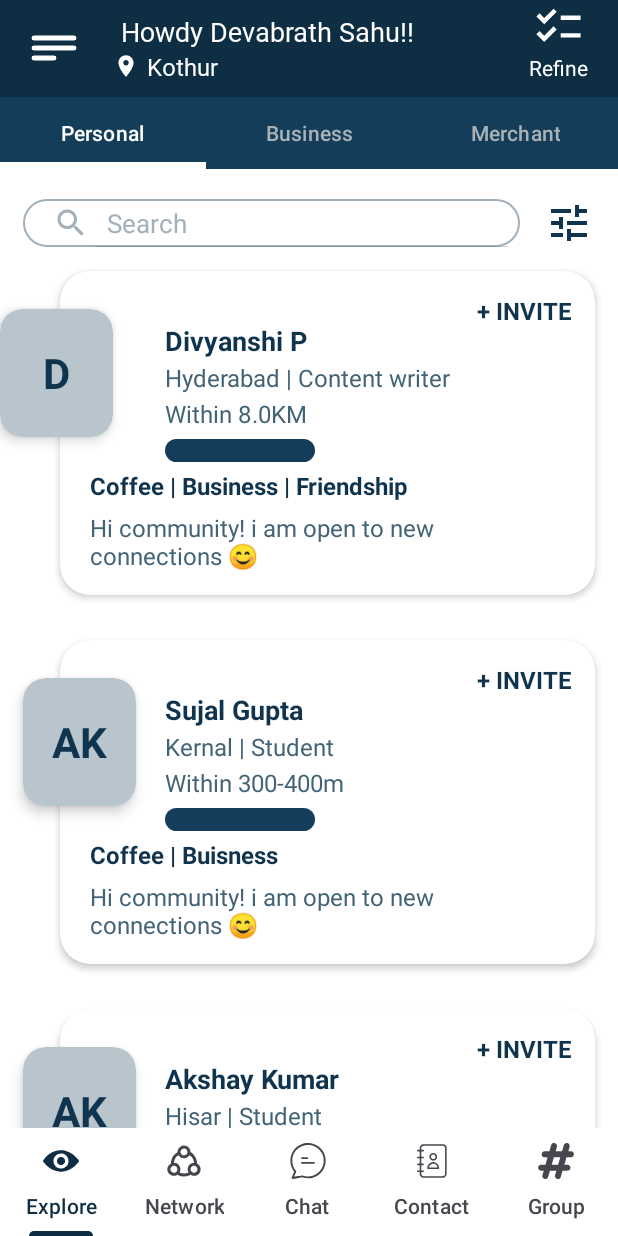
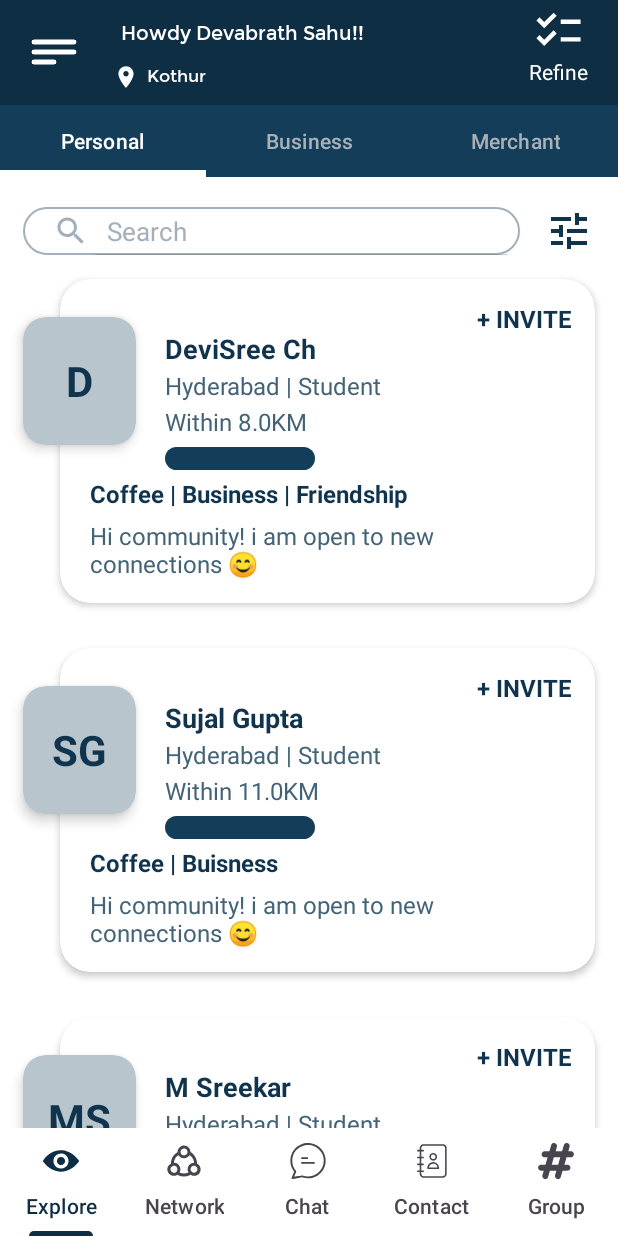
Before and after one commit to devabrath/Netclan_assignment, an Android app: the screen it shows after launch (MainActivity), on a phone screen of 412 x 824 dp. Run offline under Robolectric (Android 15) with nearby library versions, the phone set to English and light mode, and no system bars.

Commit message:
fixed minor bugs

```diff
--- a/app/src/main/res/layout/appbar_main.xml
+++ b/app/src/main/res/layout/appbar_main.xml
@@ -23,10 +23,12 @@
             android:id="@+id/greeting_text"
             android:layout_width="wrap_content"
             android:layout_height="wrap_content"
-            android:fontFamily="@font/baloo2"
+            android:fontFamily="@font/nats_regular"
             android:text="Howdy Devabrath Sahu!!"
             android:textColor="@android:color/white"
             android:textSize="18sp"
+            android:gravity="bottom"
+            android:layout_marginTop="2dp"
             android:layout_marginLeft="5dp"/>
         <LinearLayout
             android:layout_width="wrap_content"
@@ -35,6 +37,7 @@
                 android:id="@+id/location"
                 android:layout_width="17dp"
                 android:layout_height="17dp"
+                android:layout_marginTop="-4dp"
                 android:src="@drawable/ic_location"
                 android:layout_gravity="center_vertical"/>
             <TextView
@@ -42,10 +45,12 @@
                 android:layout_width="wrap_content"
                 android:layout_height="wrap_content"
                 android:text="Kothur"
-                android:fontFamily="@font/baloo2"
+                android:fontFamily="@font/nats_regular"
                 android:layout_gravity="center_vertical"
                 android:textColor="@android:color/white"
                 android:textSize="16sp"
+                android:gravity="top"
+                android:layout_marginTop="-6dp"
                 android:layout_marginLeft="5dp"/>
         </LinearLayout>
     </LinearLayout>
--- a/app/src/main/res/layout/fragment_personal.xml
+++ b/app/src/main/res/layout/fragment_personal.xml
@@ -73,7 +73,7 @@
                             android:layout_marginLeft="70dp"
                             android:layout_marginTop="34dp"
                             android:gravity="left"
-                            android:text="Divyanshi P"
+                            android:text="DeviSree Ch"
                             android:textStyle="bold"
                             android:textAlignment="gravity"
                             android:textColor="#10334e"
@@ -85,7 +85,7 @@
                             android:layout_marginLeft="70dp"
                             android:layout_marginTop="60dp"
                             android:gravity="left"
-                            android:text="Hyderabad | Content writer"
+                            android:text="Hyderabad | Student"
                             android:textAlignment="gravity"
                             android:textSize="16dp"
                             android:textColor="#436377" />
@@ -102,7 +102,7 @@
                             android:textColor="#436377" />
 
                         <ProgressBar
-                            android:id="@+id/progressBar"
+                            android:id="@+id/progressBar1"
                             style="?android:attr/progressBarStyleHorizontal"
                             android:layout_width="100dp"
                             android:layout_height="15dp"
@@ -165,7 +165,7 @@
                     app:cardBackgroundColor="#b8c5cd"
                     app:cardElevation="5dp"
                     app:cardCornerRadius="15dp"
-                    app:layout_constraintStart_toStartOf="@+id/constraintLayout"
+                    app:layout_constraintStart_toStartOf="@+id/constraintLayout1"
                     app:layout_constraintTop_toTopOf="parent">
                     <TextView
                         android:layout_width="wrap_content"
@@ -182,7 +182,7 @@
                 android:layout_height="match_parent">
 
                 <androidx.constraintlayout.widget.ConstraintLayout
-                    android:id="@+id/constraintLayout"
+                    android:id="@+id/constraintLayout2"
                     android:layout_width="match_parent"
                     android:layout_height="match_parent"
                     app:layout_constraintEnd_toEndOf="parent"
@@ -223,7 +223,7 @@
                             android:layout_marginLeft="70dp"
                             android:layout_marginTop="60dp"
                             android:gravity="left"
-                            android:text="Kernal | Student"
+                            android:text="Hyderabad | Student"
                             android:textAlignment="gravity"
                             android:textSize="16dp"
                             android:textColor="#436377" />
@@ -234,13 +234,13 @@
                             android:layout_marginLeft="70dp"
                             android:layout_marginTop="84dp"
                             android:gravity="left"
-                            android:text="Within 300-400m"
+                            android:text="Within 11.0KM"
                             android:textAlignment="gravity"
                             android:textSize="16dp"
                             android:textColor="#436377" />
 
                         <ProgressBar
-                            android:id="@+id/progressBar"
+                            android:id="@+id/progressBar2"
                             style="?android:attr/progressBarStyleHorizontal"
                             android:layout_width="100dp"
                             android:layout_height="15dp"
@@ -303,12 +303,12 @@
                     app:cardBackgroundColor="#b8c5cd"
                     app:cardElevation="5dp"
                     app:cardCornerRadius="15dp"
-                    app:layout_constraintStart_toStartOf="@+id/constraintLayout"
+                    app:layout_constraintStart_toStartOf="@+id/constraintLayout2"
                     app:layout_constraintTop_toTopOf="parent">
                     <TextView
                         android:layout_width="wrap_content"
                         android:layout_height="wrap_content"
-                        android:text="AK"
+                        android:text="SG"
                         android:layout_gravity="center"
                         android:textSize="28dp"
                         android:textStyle="bold"
@@ -320,7 +320,7 @@
                 android:layout_height="match_parent">
 
                 <androidx.constraintlayout.widget.ConstraintLayout
-                    android:id="@+id/constraintLayout"
+                    android:id="@+id/constraintLayout3"
                     android:layout_width="match_parent"
                     android:layout_height="match_parent"
                     app:layout_constraintEnd_toEndOf="parent"
@@ -349,7 +349,7 @@
                             android:layout_marginLeft="70dp"
                             android:layout_marginTop="34dp"
                             android:gravity="left"
-                            android:text="Akshay Kumar"
+                            android:text="M Sreekar"
                             android:textStyle="bold"
                             android:textAlignment="gravity"
                             android:textColor="#10334e"
@@ -361,7 +361,7 @@
                             android:layout_marginLeft="70dp"
                             android:layout_marginTop="60dp"
                             android:gravity="left"
-                            android:text="Hisar | Student"
+                            android:text="Hyderabad | Student"
                             android:textAlignment="gravity"
                             android:textSize="16dp"
                             android:textColor="#436377" />
@@ -372,13 +372,151 @@
                             android:layout_marginLeft="70dp"
                             android:layout_marginTop="84dp"
                             android:gravity="left"
-                            android:text="Within 300-400m"
+                            android:text="Within 11.8KM"
                             android:textAlignment="gravity"
                             android:textSize="16dp"
                             android:textColor="#436377" />
 
                         <ProgressBar
-                            android:id="@+id/progressBar"
+                            android:id="@+id/progressBar3"
+                            style="?android:attr/progressBarStyleHorizontal"
+                            android:layout_width="100dp"
+                            android:layout_height="15dp"
+                            android:layout_marginLeft="70dp"
+                            android:layout_marginTop="112dp"
+                            android:progress="10"
+                            android:progressDrawable="@drawable/progressbardesign"
+                            android:progressTint="#143d59"
+                            android:minHeight="15dp"
+                            android:gravity="left"
+                            android:textAlignment="gravity" />
+
+                        <TextView
+                            android:layout_width="wrap_content"
+                            android:layout_height="wrap_content"
+                            android:layout_marginLeft="20dp"
+                            android:layout_marginTop="132dp"
+                            android:gravity="left"
+                            android:textStyle="bold"
+                            android:text="Coffee | Friendship | Movies | Dinning |"
+                            android:maxLength="39"
+                            android:textAlignment="gravity"
+                            android:textColor="#10334e"
+                            android:textSize="16dp" />
+
+                        <TextView
+                            android:layout_width="wrap_content"
+                            android:layout_height="wrap_content"
+                            android:layout_gravity="bottom"
+                            android:layout_marginTop="160dp"
+                            android:layout_marginBottom="15dp"
+                            android:gravity="left"
+                            android:paddingLeft="20dp"
+                            android:paddingRight="20dp"
+                            android:maxLength="100"
+                            android:text="Hi community! i am open to new connections 😊 "
+                            android:textSize="16dp"
+                            android:textColor="#436377" />
+
+                        <TextView
+                            android:layout_width="wrap_content"
+                            android:layout_height="wrap_content"
+                            android:layout_gravity="right|top"
+                            android:layout_marginTop="15dp"
+                            android:layout_marginRight="15dp"
+                            android:textStyle="bold"
+                            android:text="+ INVITE"
+                            android:textSize="16dp"
+                            android:textColor="#10334e"/>
+
+                    </androidx.cardview.widget.CardView>
+
+                </androidx.constraintlayout.widget.ConstraintLayout>
+
+                <androidx.cardview.widget.CardView
+                    android:layout_width="75dp"
+                    android:layout_height="85dp"
+                    android:layout_marginStart="15dp"
+                    android:layout_marginTop="35dp"
+                    app:cardBackgroundColor="#b8c5cd"
+                    app:cardElevation="5dp"
+                    app:cardCornerRadius="15dp"
+                    app:layout_constraintStart_toStartOf="@+id/constraintLayout3"
+                    app:layout_constraintTop_toTopOf="parent">
+                    <TextView
+                        android:layout_width="wrap_content"
+                        android:layout_height="wrap_content"
+                        android:text="MS"
+                        android:layout_gravity="center"
+                        android:textSize="28dp"
+                        android:textStyle="bold"
+                        android:textColor="#10334e"/>
+                </androidx.cardview.widget.CardView>
+            </androidx.constraintlayout.widget.ConstraintLayout>
+            <androidx.constraintlayout.widget.ConstraintLayout
+                android:layout_width="match_parent"
+                android:layout_height="match_parent">
+
+                <androidx.constraintlayout.widget.ConstraintLayout
+                    android:id="@+id/constraintLayout4"
+                    android:layout_width="match_parent"
+                    android:layout_height="match_parent"
+                    app:layout_constraintEnd_toEndOf="parent"
+                    app:layout_constraintHorizontal_bias="0.5"
+                    app:layout_constraintStart_toStartOf="parent"
+                    app:layout_constraintTop_toTopOf="parent">
+
+                    <androidx.cardview.widget.CardView
+                        android:layout_width="match_parent"
+                        android:layout_height="wrap_content"
+                        android:layout_marginStart="40dp"
+                        android:layout_marginTop="10dp"
+                        android:layout_marginEnd="15dp"
+                        android:layout_marginBottom="20dp"
+                        app:cardCornerRadius="20dp"
+                        app:cardBackgroundColor="@color/white"
+                        app:cardElevation="3dp"
+                        app:layout_constraintBottom_toBottomOf="parent"
+                        app:layout_constraintEnd_toEndOf="parent"
+                        app:layout_constraintStart_toStartOf="parent"
+                        app:layout_constraintTop_toTopOf="parent">
+
+                        <TextView
+                            android:layout_width="wrap_content"
+                            android:layout_height="wrap_content"
+                            android:layout_marginLeft="70dp"
+                            android:layout_marginTop="34dp"
+                            android:gravity="left"
+                            android:text="Sai Harshitha N"
+                            android:textStyle="bold"
+                            android:textAlignment="gravity"
+                            android:textColor="#10334e"
+                            android:textSize="18dp" />
+
+                        <TextView
+                            android:layout_width="wrap_content"
+                            android:layout_height="wrap_content"
+                            android:layout_marginLeft="70dp"
+                            android:layout_marginTop="60dp"
+                            android:gravity="left"
+                            android:text="Hyderabad | Fresher"
+                            android:textAlignment="gravity"
+                            android:textSize="16dp"
+                            android:textColor="#436377" />
+
+                        <TextView
+                            android:layout_width="wrap_content"
+                            android:layout_height="wrap_content"
+                            android:layout_marginLeft="70dp"
+                            android:layout_marginTop="84dp"
+                            android:gravity="left"
+                            android:text="Within 13.8KM"
+                            android:textAlignment="gravity"
+                            android:textSize="16dp"
+                            android:textColor="#436377" />
+
+                        <ProgressBar
+                            android:id="@+id/progressBar4"
                             style="?android:attr/progressBarStyleHorizontal"
                             android:layout_width="100dp"
                             android:layout_height="15dp"
@@ -441,150 +579,12 @@
                     app:cardBackgroundColor="#b8c5cd"
                     app:cardElevation="5dp"
                     app:cardCornerRadius="15dp"
-                    app:layout_constraintStart_toStartOf="@+id/constraintLayout"
+                    app:layout_constraintStart_toStartOf="@+id/constraintLayout4"
                     app:layout_constraintTop_toTopOf="parent">
                     <TextView
                         android:layout_width="wrap_content"
                         android:layout_height="wrap_content"
-                        android:text="AK"
-                        android:layout_gravity="center"
-                        android:textSize="28dp"
-                        android:textStyle="bold"
-                        android:textColor="#10334e"/>
-                </androidx.cardview.widget.CardView>
-            </androidx.constraintlayout.widget.ConstraintLayout>
-            <androidx.constraintlayout.widget.ConstraintLayout
-                android:layout_width="match_parent"
-                android:layout_height="match_parent">
-
-                <androidx.constraintlayout.widget.ConstraintLayout
-                    android:id="@+id/constraintLayout"
-                    android:layout_width="match_parent"
-                    android:layout_height="match_parent"
-                    app:layout_constraintEnd_toEndOf="parent"
-                    app:layout_constraintHorizontal_bias="0.5"
-                    app:layout_constraintStart_toStartOf="parent"
-                    app:layout_constraintTop_toTopOf="parent">
-
-                    <androidx.cardview.widget.CardView
-                        android:layout_width="match_parent"
-                        android:layout_height="wrap_content"
-                        android:layout_marginStart="40dp"
-                        android:layout_marginTop="10dp"
-                        android:layout_marginEnd="15dp"
-                        android:layout_marginBottom="20dp"
-                        app:cardCornerRadius="20dp"
-                        app:cardBackgroundColor="@color/white"
-                        app:cardElevation="3dp"
-                        app:layout_constraintBottom_toBottomOf="parent"
-                        app:layout_constraintEnd_toEndOf="parent"
-                        app:layout_constraintStart_toStartOf="parent"
-                        app:layout_constraintTop_toTopOf="parent">
-
-                        <TextView
-                            android:layout_width="wrap_content"
-                            android:layout_height="wrap_content"
-                            android:layout_marginLeft="70dp"
-                            android:layout_marginTop="34dp"
-                            android:gravity="left"
-                            android:text="Mohit Kumar"
-                            android:textStyle="bold"
-                            android:textAlignment="gravity"
-                            android:textColor="#10334e"
-                            android:textSize="18dp" />
-
-                        <TextView
-                            android:layout_width="wrap_content"
-                            android:layout_height="wrap_content"
-                            android:layout_marginLeft="70dp"
-                            android:layout_marginTop="60dp"
-                            android:gravity="left"
-                            android:text="Hisar | Student"
-                            android:textAlignment="gravity"
-                            android:textSize="16dp"
-                            android:textColor="#436377" />
-
-                        <TextView
-                            android:layout_width="wrap_content"
-                            android:layout_height="wrap_content"
-                            android:layout_marginLeft="70dp"
-                            android:layout_marginTop="84dp"
-                            android:gravity="left"
-                            android:text="Within 300-400m"
-                            android:textAlignment="gravity"
-                            android:textSize="16dp"
-                            android:textColor="#436377" />
-
-                        <ProgressBar
-                            android:id="@+id/progressBar"
-                            style="?android:attr/progressBarStyleHorizontal"
-                            android:layout_width="100dp"
-                            android:layout_height="15dp"
-                            android:layout_marginLeft="70dp"
-                            android:layout_marginTop="112dp"
-                            android:progress="10"
-                            android:progressDrawable="@drawable/progressbardesign"
-                            android:progressTint="#143d59"
-                            android:minHeight="15dp"
-                            android:gravity="left"
-                            android:textAlignment="gravity" />
-
-                        <TextView
-                            android:layout_width="wrap_content"
-                            android:layout_height="wrap_content"
-                            android:layout_marginLeft="20dp"
-                            android:layout_marginTop="132dp"
-                            android:gravity="left"
-                            android:textStyle="bold"
-                            android:text="Coffee | Buisness | Friendship"
-                            android:maxLength="39"
-                            android:textAlignment="gravity"
-                            android:textColor="#10334e"
-                            android:textSize="16dp" />
-
-                        <TextView
-                            android:layout_width="wrap_content"
-                            android:layout_height="wrap_content"
-                            android:layout_gravity="bottom"
-                            android:layout_marginTop="160dp"
-                            android:layout_marginBottom="15dp"
-                            android:gravity="left"
-                            android:paddingLeft="20dp"
-                            android:paddingRight="20dp"
-                            android:maxLength="100"
-                            android:text="Hi community! i am open to new connections 😊 "
-                            android:textSize="16dp"
-                            android:textColor="#436377" />
-
-                        <TextView
-                            android:layout_width="wrap_content"
-                            android:layout_height="wrap_content"
-                            android:layout_gravity="right|top"
-                            android:layout_marginTop="15dp"
-                            android:layout_marginRight="15dp"
-                            android:textStyle="bold"
-                            android:text="+ INVITE"
-                            android:textSize="16dp"
-                            android:textColor="#10334e"/>
-
-                    </androidx.cardview.widget.CardView>
-
-                </androidx.constraintlayout.widget.ConstraintLayout>
-
-                <androidx.cardview.widget.CardView
-                    android:layout_width="75dp"
-                    android:layout_height="85dp"
-                    android:layout_marginStart="15dp"
-                    android:layout_marginTop="35dp"
-                    app:cardBackgroundColor="#b8c5cd"
-                    app:cardElevation="5dp"
-                    app:cardCornerRadius="15dp"
-                    app:layout_constraintStart_toStartOf="@+id/constraintLayout"
-                    app:layout_constraintTop_toTopOf="parent">
-                    <TextView
-                        android:layout_width="wrap_content"
-                        android:layout_height="wrap_content"
-                        android:text="MK"
+                        android:text="S"
                         android:layout_gravity="center"
                         android:textSize="28dp"
                         android:textStyle="bold"
```
Also changed, not shown: app/src/main/res/layout/fragment_business.xml (+29 -29 lines), app/src/main/res/layout/fragment_merchant.xml (+36 -36 lines).
